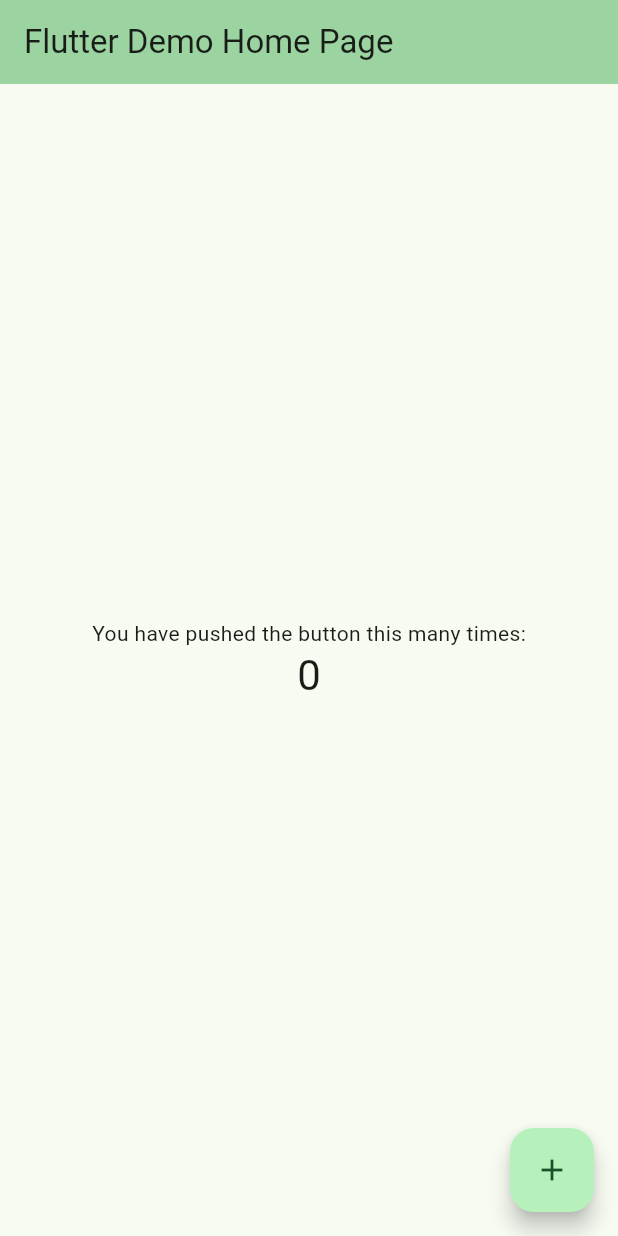
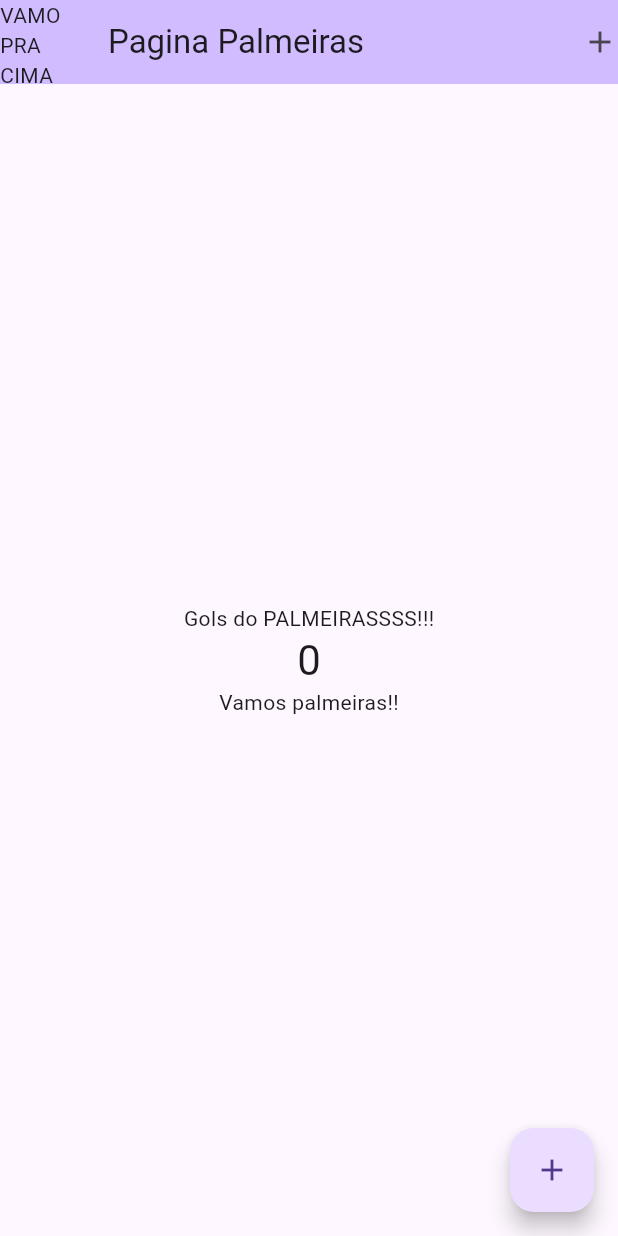
Before and after one commit to marcelomazon-svg/flutterpalmeiras, a Flutter app: the screen it shows after launch, on a phone screen of 412 x 824 dp. Run offline on Flutter 3.47's test engine with Material 3 defaults, Android fonts, the phone set to English and light mode, and no system bars.

Commit message:
aula1311

```diff
--- a/lib/main.dart
+++ b/lib/main.dart
@@ -12,7 +12,8 @@ class MyApp extends StatelessWidget {
   @override
   Widget build(BuildContext context) {
     return MaterialApp(
-      title: 'Flutter Demo',
+      title: 'Sociedade Palmeiras',
+      debugShowCheckedModeBanner: false,
       theme: ThemeData(
         // This is the theme of your application.
         //
@@ -29,9 +30,10 @@ class MyApp extends StatelessWidget {
         //
         // This works for code too, not just values: Most code changes can be
         // tested with just a hot reload.
-        colorScheme: .fromSeed(seedColor: const Color.fromARGB(255, 1, 97, 41)),
+        //colorScheme: .fromSeed(seedColor: const Color.fromARGB(255, 1, 97, 41)),
+         primarySwatch: Colors.green,
       ),
-      home: const MyHomePage(title: 'Flutter Demo Home Page'),
+      home: const MyHomePage(title: 'Pagina Palmeiras'),
     );
   }
 }
@@ -84,7 +86,12 @@ class _MyHomePageState extends State<MyHomePage> {
         backgroundColor: Theme.of(context).colorScheme.inversePrimary,
         // Here we take the value from the MyHomePage object that was created by
         // the App.build method, and use it to set our appbar title.
+        leading: Text("VAMO PRA CIMA PORCOO!!!"),
         title: Text(widget.title),
+        actions: <Widget>[
+          Icon(Icons.add)
+          ,
+        ],
       ),
       body: Center(
         // Center is a layout widget. It takes a single child and positions it
@@ -105,11 +112,12 @@ class _MyHomePageState extends State<MyHomePage> {
           // wireframe for each widget.
           mainAxisAlignment: .center,
           children: [
-            const Text('You have pushed the button this many times:'),
+            const Text('Gols do PALMEIRASSSS!!!'),
             Text(
               '$_counter',
               style: Theme.of(context).textTheme.headlineMedium,
             ),
+            Text('Vamos palmeiras!!'),
           ],
         ),
       ),
```
